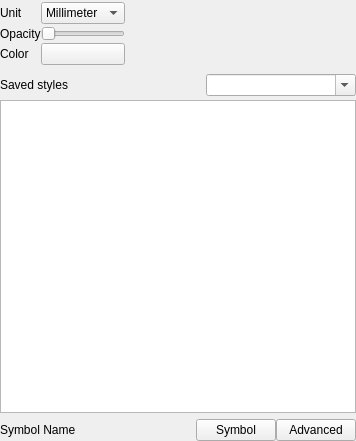
Above: src/ui/symbollayer/widget_symbolslist.ui from qgis/QGIS before the change. Below: the same form after it.
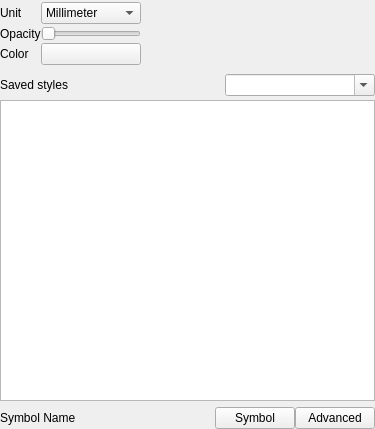
That is the form after the change. Custom widgets are drawn as their Qt base class.

```diff
--- a/src/ui/symbollayer/widget_symbolslist.ui
+++ b/src/ui/symbollayer/widget_symbolslist.ui
@@ -6,8 +6,8 @@
    <rect>
     <x>0</x>
     <y>0</y>
-    <width>356</width>
-    <height>441</height>
+    <width>375</width>
+    <height>429</height>
    </rect>
   </property>
   <property name="windowTitle">
@@ -86,6 +86,18 @@
        </item>
        <item row="2" column="1">
         <widget class="QgsColorButton" name="btnColor">
+         <property name="minimumSize">
+          <size>
+           <width>100</width>
+           <height>0</height>
+          </size>
+         </property>
+         <property name="maximumSize">
+          <size>
+           <width>100</width>
+           <height>16777215</height>
+          </size>
+         </property>
          <property name="text">
           <string/>
          </property>
```
